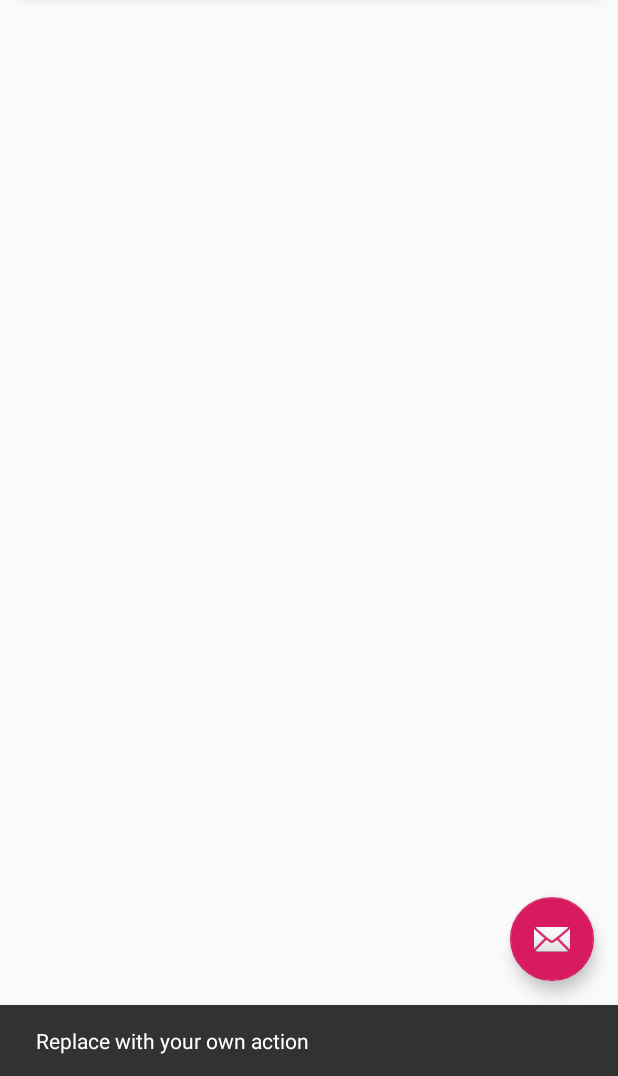
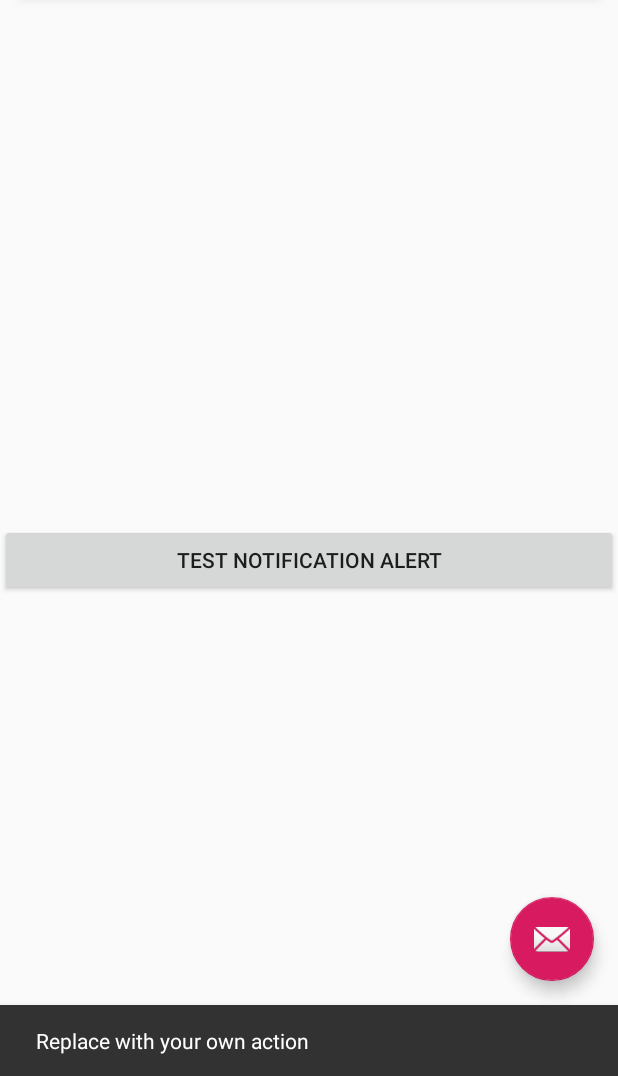
Before and after one commit to fahimor/Dibbo, an Android app: the screen it shows after launch (MainActivity), after a tap on an icon or button, on a phone screen of 412 x 824 dp, the part 160-1236 px from its top. Run offline under Robolectric (Android 15) with nearby library versions, the phone set to English and light mode, and no system bars; our stand-ins replace navigation-ui; libraries missing offline, so code that uses them is left out: com.karumi.dexter, com.tapadoo.alerter; plain views replace MaterialSearchBar.

```diff
--- a/app/build.gradle
+++ b/app/build.gradle
@@ -21,6 +21,8 @@ android {
 
 dependencies {
     implementation fileTree(dir: 'libs', include: ['*.jar'])
+    //noinspection GradleCompatible
+    implementation "com.android.support:support-compat:28.0.0"
     implementation 'androidx.appcompat:appcompat:1.0.2'
     implementation 'androidx.cardview:cardview:1.0.0'
     implementation 'com.google.android.material:material:1.0.0'
@@ -35,4 +37,5 @@ dependencies {
     implementation 'com.google.android.gms:play-services-maps:17.0.0'
     implementation 'com.github.mancj:MaterialSearchBar:0.8.2'
     compile project(path: ':offlineMaps')
+    implementation 'com.tapadoo.android:alerter:2.0.0'
 }
--- a/app/src/main/java/com/ad/dibbo/MainActivity.java
+++ b/app/src/main/java/com/ad/dibbo/MainActivity.java
@@ -29,6 +29,7 @@ public class MainActivity extends AppCompatActivity {
     protected void onCreate(Bundle savedInstanceState) {
         super.onCreate(savedInstanceState);
         setContentView(R.layout.activity_main);
+
         Toolbar toolbar = findViewById(R.id.toolbar);
         setSupportActionBar(toolbar);
         FloatingActionButton fab = findViewById(R.id.fab);
--- a/app/src/main/java/com/ad/dibbo/ui/home/HomeFragment.java
+++ b/app/src/main/java/com/ad/dibbo/ui/home/HomeFragment.java
@@ -1,18 +1,34 @@
 package com.ad.dibbo.ui.home;
 
+import android.app.NotificationChannel;
+import android.app.NotificationManager;
+import android.app.PendingIntent;
+import android.content.Context;
+import android.content.Intent;
+import android.graphics.Bitmap;
+import android.graphics.BitmapFactory;
+import android.os.Build;
 import android.os.Bundle;
 import android.view.LayoutInflater;
 import android.view.View;
 import android.view.ViewGroup;
+import android.widget.Button;
 import android.widget.TextView;
 
 import androidx.annotation.Nullable;
 import androidx.annotation.NonNull;
+import androidx.core.app.NotificationCompat;
+import androidx.core.app.NotificationManagerCompat;
 import androidx.fragment.app.Fragment;
 import androidx.lifecycle.Observer;
 import androidx.lifecycle.ViewModelProviders;
 
+import com.ad.dibbo.EmergencyActivity;
+import com.ad.dibbo.MainActivity;
 import com.ad.dibbo.R;
+import com.tapadoo.alerter.Alerter;
+
+import static android.content.Context.NOTIFICATION_SERVICE;
 
 public class HomeFragment extends Fragment {
 
@@ -24,6 +40,58 @@ public class HomeFragment extends Fragment {
                 ViewModelProviders.of(this).get(HomeViewModel.class);
         View root = inflater.inflate(R.layout.fragment_home, container, false);
 
+        createNotificationChannel();
+
+        Button testAlertButton = (Button) root.findViewById(R.id.testAlertButton);
+        testAlertButton.setOnClickListener(new View.OnClickListener() {
+            @Override
+            public void onClick(View view) {
+
+                // Create an explicit intent for an Activity in your app
+                Intent intent = new Intent(getContext(), EmergencyActivity.class);
+                intent.setFlags(Intent.FLAG_ACTIVITY_NEW_TASK | Intent.FLAG_ACTIVITY_CLEAR_TASK);
+                PendingIntent pendingIntent = PendingIntent.getActivity(getContext(), 0, intent, 0);
+
+                NotificationCompat.Builder builder = new NotificationCompat.Builder(getContext(), "666")
+                        .setSmallIcon(R.drawable.ic_warning_icon)
+                        .setContentTitle("My notification")
+                        .setContentText("Hello World!")
+                        .setPriority(NotificationCompat.PRIORITY_HIGH)
+                        // Set the intent that will fire when the user taps the notification
+                        .setContentIntent(pendingIntent)
+                        .setAutoCancel(true);
+
+                // Add as notification
+                NotificationManagerCompat notificationManager = NotificationManagerCompat.from(getContext());
+
+// notificationId is a unique int for each notification that you must define
+                notificationManager.notify(786, builder.build());
+
+                Alerter.create(getActivity())
+       .setTitle("Alert Title")
+                        .setText("Alert text...")
+                        .setDuration(10000)
+                        .show();
+            }
+        });
+
         return root;
     }
+
+    private void createNotificationChannel() {
+        // Create the NotificationChannel, but only on API 26+ because
+        // the NotificationChannel class is new and not in the support library
+        if (Build.VERSION.SDK_INT >= Build.VERSION_CODES.O) {
+            String CHANNEL_ID = "666";
+            CharSequence name = "Emergency Channel";
+            String description = "For Emergency Situations";
+            int importance = NotificationManager.IMPORTANCE_HIGH;
+            NotificationChannel channel = new NotificationChannel(CHANNEL_ID, name, importance);
+            channel.setDescription(description);
+            // Register the channel with the system; you can't change the importance
+            // or other notification behaviors after this
+            NotificationManager notificationManager = getContext().getSystemService(NotificationManager.class);
+            notificationManager.createNotificationChannel(channel);
+        }
+    }
 }
--- a/app/src/main/res/layout/fragment_home.xml
+++ b/app/src/main/res/layout/fragment_home.xml
@@ -8,7 +8,7 @@
         android:id="@+id/map"
         android:name="com.google.android.gms.maps.SupportMapFragment"
         android:layout_width="match_parent"
-        android:layout_height="match_parent" />
+        android:layout_height="400dp" />
 
     <com.mancj.materialsearchbar.MaterialSearchBar
         style="@style/MaterialSearchBarLight"
@@ -24,4 +24,11 @@
         android:outlineProvider="bounds"
         app:mt_placeholder="Search a place"/>
 
+    <Button
+        android:id="@+id/testAlertButton"
+        android:layout_width="match_parent"
+        android:layout_height="wrap_content"
+        android:layout_below="@+id/map"
+        android:text="Test Notification Alert"/>
+
 </RelativeLayout>
```
Also changed, not shown: app/src/main/AndroidManifest.xml (+13 -8 lines), app/src/main/java/com/ad/dibbo/EmergencyActivity.java (added, +14 -0 lines), app/src/main/java/com/ad/dibbo/IncomingSms.java (added, +87 -0 lines), app/src/main/res/layout/activity_emergency.xml (added, +9 -0 lines), app/src/main/res/drawable-hdpi/ic_warning_icon.png (added), app/src/main/res/drawable-mdpi/ic_warning_icon.png (added), app/src/main/res/drawable-xhdpi/ic_warning_icon.png (added), app/src/main/res/drawable-xxhdpi/ic_warning_icon.png (added), app/src/main/res/drawable-xxxhdpi/ic_warning_icon.png (added), 31 other files.
